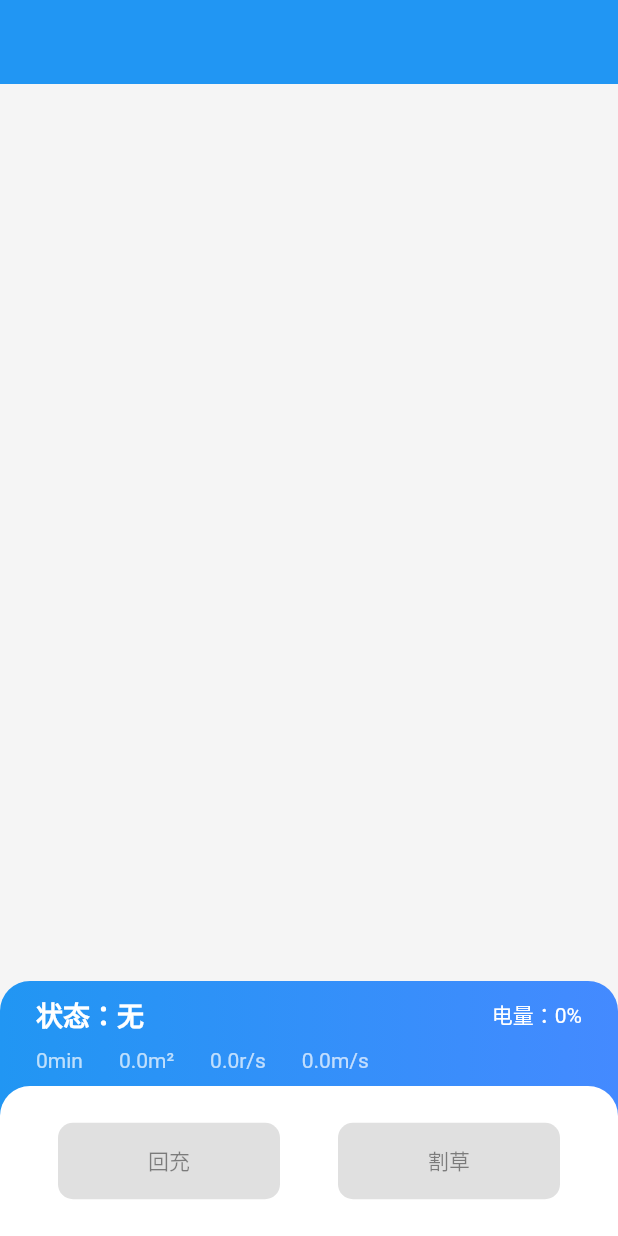
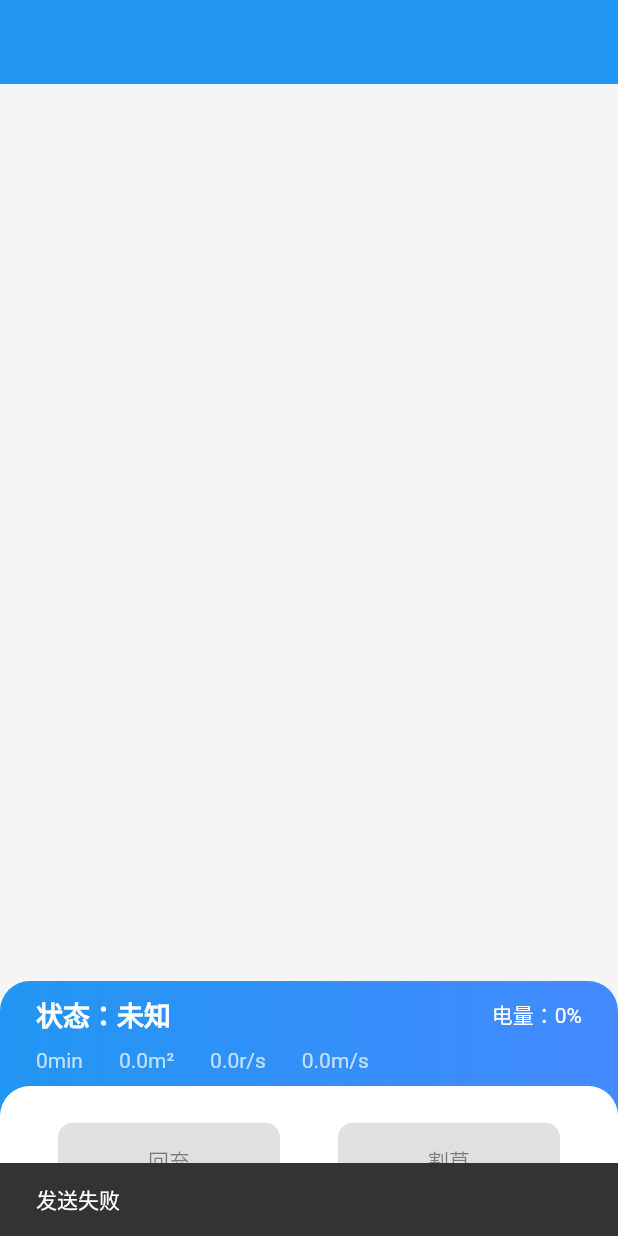
Before and after one commit to dddddl/diagnosis_tool, a Flutter app: the RobotPage screen opened by its route, after a tap on "回充", on a phone screen of 412 x 824 dp. Run offline on Flutter 3.47's test engine with Material 2 defaults, Android fonts, the phone set to English and light mode, and no system bars; our stand-ins replace connectivity_plus, device_info_plus, event_bus, flutter_blue_plus, flutter_hooks, flutter_spinkit and 8 more; missing offline and left inert: app_settings, blufi, dart:ffi, deviceinfo, mqtt_client, network_info_plus; accounts and stored records are empty; project files that could hold a hidden picture were left out.

Commit message:
feat: 状态显示优化

```diff
--- a/lib/app/pages/robot/robot_provider.dart
+++ b/lib/app/pages/robot/robot_provider.dart
@@ -3,8 +3,10 @@ import 'dart:ui';
 import 'package:diagnosis_tool/app/di/logger_provider.dart';
 import 'package:diagnosis_tool/app/pages/robot/robot_presenter.dart';
 import 'package:diagnosis_tool/data/helpers/map/map_data_handler.dart';
+import 'package:diagnosis_tool/data/helpers/mqtt_entity_mapper.dart';
 import 'package:diagnosis_tool/data/repositories/data_robot_repository.dart';
 import 'package:diagnosis_tool/domain/controller.dart';
+import 'package:diagnosis_tool/domain/entities/app_mqtt_connect_status.dart';
 import 'package:diagnosis_tool/domain/entities/robot_status_entity.dart';
 import 'package:flutter/services.dart';
 
@@ -18,6 +20,7 @@ part 'robot_provider.freezed.dart';
 class RobotViewState with _$RobotViewState {
   const factory RobotViewState({
     required RobotState robotState,
+    @Default(false) bool mqttConnected,
   }) = _RobotViewState;
 
   factory RobotViewState.initial() => RobotViewState(
@@ -47,6 +50,10 @@ class RobotStateNotifier extends Controller<RobotViewState> {
 
   @override
   void init() {
+    eventBus.on<AppMqttConnectStatus>().listen((event) {
+      state = state.copyWith(mqttConnected: event.connect);
+    });
+
     presenter.onNext = (next) {
       if (next is RobotState) {
         state = state.copyWith(robotState: next);
--- a/lib/app/pages/robot/widget/control_widget.dart
+++ b/lib/app/pages/robot/widget/control_widget.dart
@@ -9,6 +9,8 @@ class ControlWidget extends ConsumerWidget {
   @override
   Widget build(BuildContext context, WidgetRef ref) {
     final machineState = ref.watch(robotProvider);
+    final mqttConnected =
+        ref.watch(robotProvider.select((value) => value.mqttConnected));
     return Row(
       mainAxisAlignment: MainAxisAlignment.spaceEvenly,
       children: [
@@ -18,6 +20,15 @@ class ControlWidget extends ConsumerWidget {
               ref.read(robotProvider.notifier).charge(
                   machineState.robotState.machineState ==
                       MachineState.returning);
+
+              if (!ref.watch(
+                  robotProvider.select((value) => value.mqttConnected))) {
+                SnackBar snackBar = const SnackBar(
+                  content: Text('发送失败'),
+                  duration: Duration(seconds: 1),
+                );
+                ScaffoldMessenger.of(context).showSnackBar(snackBar);
+              }
             },
             shape:
                 RoundedRectangleBorder(borderRadius: BorderRadius.circular(10)),
@@ -28,7 +39,8 @@ class ControlWidget extends ConsumerWidget {
               machineState.robotState.machineState == MachineState.returning
                   ? '回充中'
                   : '回充',
-              style: const TextStyle(color: Colors.black45),
+              style: TextStyle(
+                  color: mqttConnected ? Colors.black : Colors.black45),
             ),
           ),
         ),
@@ -37,6 +49,15 @@ class ControlWidget extends ConsumerWidget {
             onPressed: () {
               ref.read(robotProvider.notifier).mower(
                   machineState.robotState.machineState == MachineState.mowing);
+
+              if (!ref.watch(
+                  robotProvider.select((value) => value.mqttConnected))) {
+                SnackBar snackBar = const SnackBar(
+                  content: Text('发送失败'),
+                  duration: Duration(seconds: 1),
+                );
+                ScaffoldMessenger.of(context).showSnackBar(snackBar);
+              }
             },
             shape:
                 RoundedRectangleBorder(borderRadius: BorderRadius.circular(10)),
@@ -47,7 +68,8 @@ class ControlWidget extends ConsumerWidget {
               machineState.robotState.machineState == MachineState.mowing
                   ? '暂停'
                   : '割草',
-              style: const TextStyle(color: Colors.black45),
+              style: TextStyle(
+                  color: mqttConnected ? Colors.black : Colors.black45),
             ),
           ),
         ),
--- a/lib/app/pages/robot/widget/machine_state_widget.dart
+++ b/lib/app/pages/robot/widget/machine_state_widget.dart
@@ -1,3 +1,4 @@
+import 'package:diagnosis_tool/domain/entities/machine_state.dart';
 import 'package:diagnosis_tool/domain/entities/robot_status_entity.dart';
 import 'package:flutter/material.dart';
 import 'package:flutter/src/widgets/framework.dart';
@@ -37,7 +38,8 @@ class MachineStateWidget extends ConsumerWidget {
                       mainAxisAlignment: MainAxisAlignment.start,
                       children: [
                         const SizedBox(width: 24),
-                        Text('状态：${robotState.machineState ?? '无'}',
+                        Text(
+                            '状态：${_mapMachineState(robotState.machineState)}',
                             style: const TextStyle(
                                 color: Colors.white,
                                 fontSize: 18,
@@ -82,4 +84,35 @@ class MachineStateWidget extends ConsumerWidget {
           )),
     );
   }
+
+  //映射MachineState为汉字
+  String _mapMachineState(MachineState? machineState) {
+    if (machineState == MachineState.locked) {
+      return '锁定';
+    } else if (machineState == MachineState.standby) {
+      return '待机';
+    } else if (machineState == MachineState.mapping) {
+      return '充电';
+    } else if (machineState == MachineState.mowing) {
+      return '工作';
+    } else if (machineState == MachineState.returning) {
+      return '返回';
+    } else if (machineState == MachineState.paused) {
+      return '暂停';
+    } else if (machineState == MachineState.positioning) {
+      return '定位';
+    } else if (machineState == MachineState.sleep) {
+      return '睡眠';
+    } else if (machineState == MachineState.exception) {
+      return '异常';
+    } else if (machineState == MachineState.shutdown) {
+      return '关机';
+    } else if (machineState == MachineState.emergency_stop) {
+      return '急停';
+    } else if (machineState == MachineState.other) {
+      return '其他';
+    } else {
+      return '未知';
+    }
+  }
 }
--- a/lib/data/mqtt/mqtt_client.dart
+++ b/lib/data/mqtt/mqtt_client.dart
@@ -5,6 +5,7 @@ import 'dart:io';
 import 'package:diagnosis_tool/data/helpers/mqtt_entity_mapper.dart';
 import 'package:diagnosis_tool/domain/composite_subscription.dart';
 import 'package:diagnosis_tool/domain/composite_subscription_map.dart';
+import 'package:diagnosis_tool/domain/entities/app_mqtt_connect_status.dart';
 import 'package:diagnosis_tool/domain/entities/mqtt_entity.dart';
 import 'package:diagnosis_tool/domain/entities/thing_cmd_entity.dart';
 import 'package:diagnosis_tool/domain/observer.dart';
@@ -161,11 +162,13 @@ class MqttClient {
   // 连接成功
   void onConnected() {
     LogUtils.log('Connected');
+    eventBus.fire(AppMqttConnectStatus(true));
   }
 
 // 连接断开
   void onDisconnected() {
     LogUtils.log('Disconnected');
+    eventBus.fire(AppMqttConnectStatus(false));
   }
 
 // 订阅主题成功
--- /dev/null
+++ b/lib/domain/entities/app_mqtt_connect_status.dart
@@ -0,0 +1,5 @@
+class AppMqttConnectStatus {
+  bool connect;
+
+  AppMqttConnectStatus(this.connect);
+}
```
Also changed, not shown: lib/app/pages/robot/robot_provider.freezed.dart.
